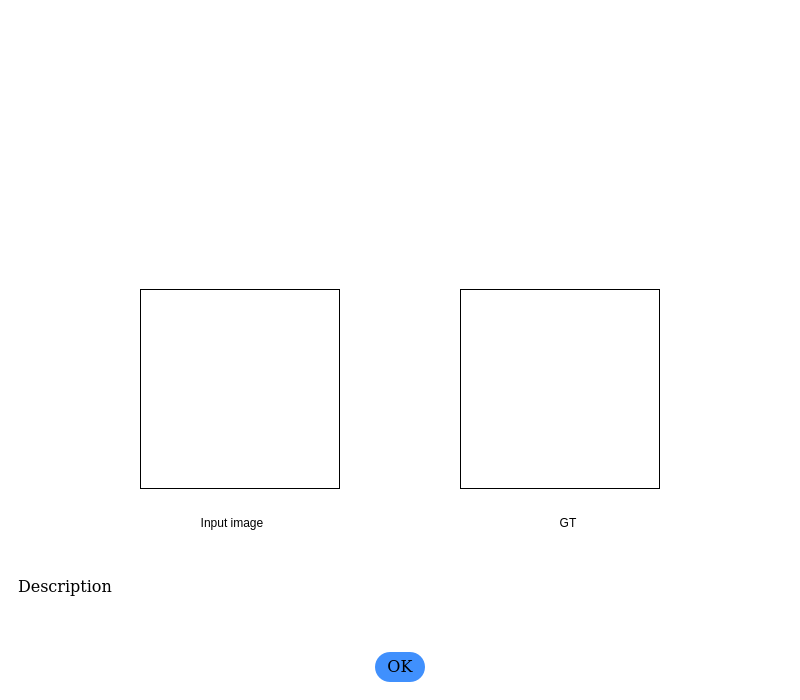
This is ui_workflow_info.ui in BiaPyX/BiaPy-GUI as Qt 5 draws it before an edit. The edited form follows.
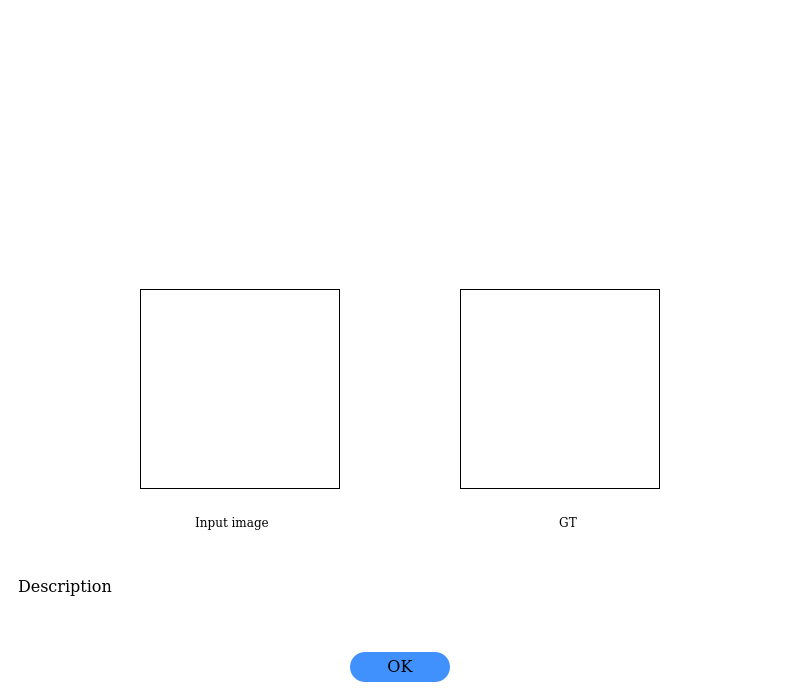
This is the edited form. Icons and pictures are not drawn.

Patch:
```diff
--- a/ui_workflow_info.ui
+++ b/ui_workflow_info.ui
@@ -332,6 +332,11 @@
                        <height>16777215</height>
                       </size>
                      </property>
+                     <property name="font">
+                      <font>
+                       <family>DejaVu Math TeX Gyre</family>
+                      </font>
+                     </property>
                      <property name="text">
                       <string>Input image</string>
                      </property>
@@ -367,6 +372,11 @@
                        <height>16777215</height>
                       </size>
                      </property>
+                     <property name="font">
+                      <font>
+                       <family>DejaVu Math TeX Gyre</family>
+                      </font>
+                     </property>
                      <property name="text">
                       <string>GT</string>
                      </property>
@@ -419,13 +429,13 @@
                     <widget class="QPushButton" name="ok_bn">
                      <property name="minimumSize">
                       <size>
-                       <width>50</width>
+                       <width>100</width>
                        <height>30</height>
                       </size>
                      </property>
                      <property name="maximumSize">
                       <size>
-                       <width>50</width>
+                       <width>100</width>
                        <height>16777215</height>
                       </size>
                      </property>
```
